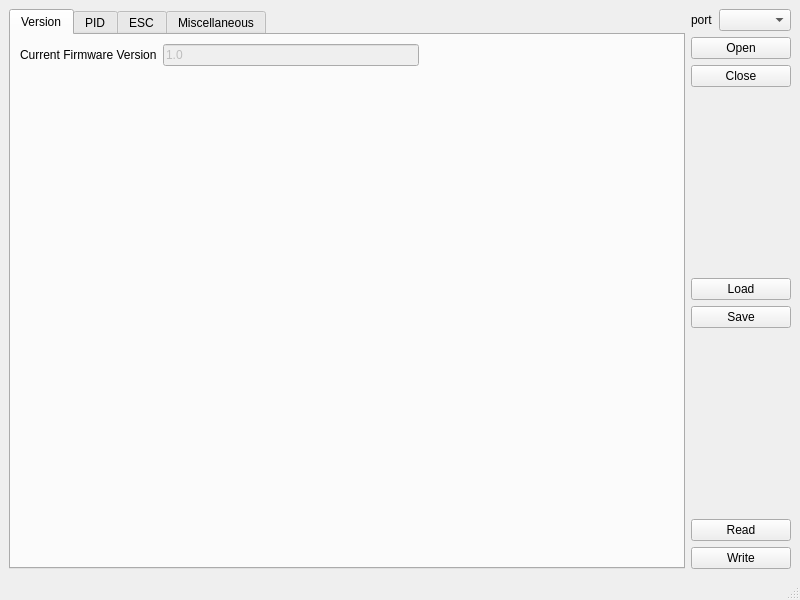
This is mpu/firmware/racecar_firmware/mainwindow.ui in flyback1228/racecar_1_5 as Qt 5 draws it before an edit. The edited form follows.
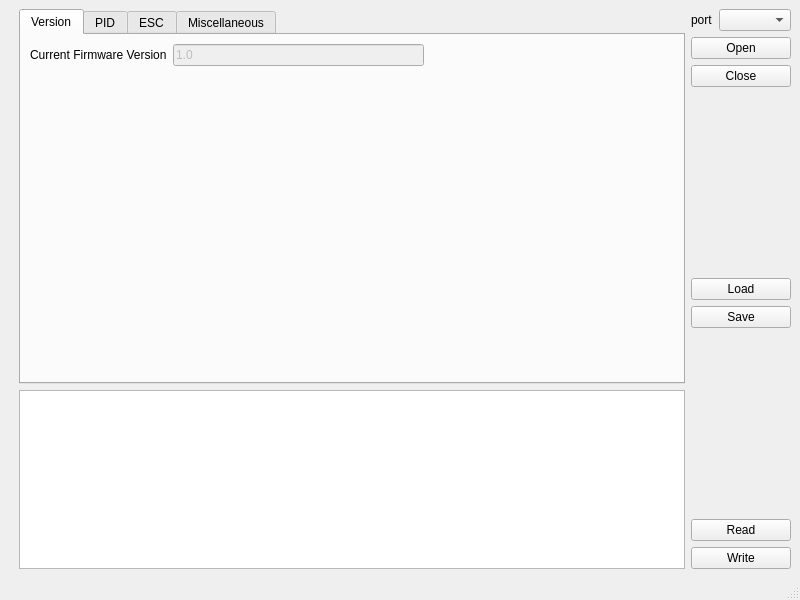
This is the edited form. The open tabs and pages were chosen to show the change.

Patch:
```diff
--- a/mpu/firmware/racecar_firmware/mainwindow.ui
+++ b/mpu/firmware/racecar_firmware/mainwindow.ui
@@ -16,6 +16,11 @@
   <widget class="QWidget" name="centralwidget">
    <layout class="QHBoxLayout" name="horizontalLayout">
     <item>
+     <layout class="QVBoxLayout" name="verticalLayout_8">
+      <property name="leftMargin">
+       <number>10</number>
+      </property>
+      <item>
      <widget class="QTabWidget" name="tabWidget">
       <property name="currentIndex">
        <number>2</number>
@@ -887,6 +892,11 @@
        </layout>
       </widget>
      </widget>
+      </item>
+      <item>
+       <widget class="QPlainTextEdit" name="pteMessage"/>
+      </item>
+     </layout>
     </item>
     <item>
      <layout class="QVBoxLayout" name="verticalLayout">
```
Left out of the diff: 2 changed lines with no effect on the pictures. Lines whose indentation alone changed are shown as unchanged.
